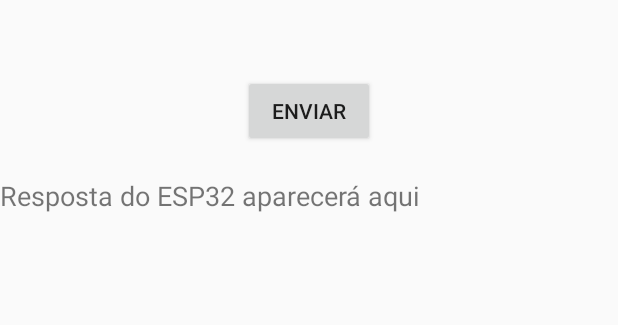
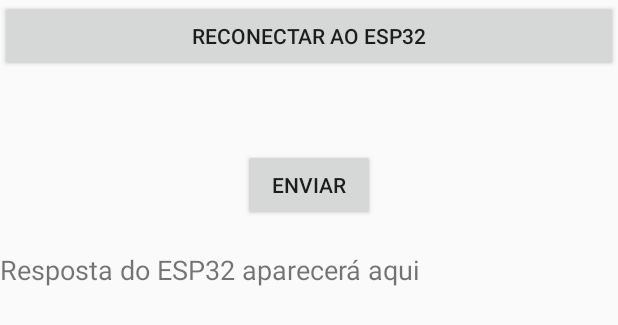
Before and after one commit to NoPz1e/Hackify, an Android app built with Jetpack Compose: the layout activity_main.xml on its own in the app's theme, with its tools: preview values and no code run, on a phone screen of 412 x 824 dp. Shown: the top 325 px of the screen. Run offline under Robolectric (Android 15) with nearby library versions, the phone set to English and light mode, and no system bars.

Commit message:
Reconectar ao ESP Desponivel-

```diff
--- a/Hackify-app/app/src/main/res/layout/activity_main.xml
+++ b/Hackify-app/app/src/main/res/layout/activity_main.xml
@@ -8,18 +8,19 @@
     tools:context=".MainActivity">
 
     <!-- Botão para enviar mensagem ao ESP32 -->
+
+    <!-- Texto para mostrar a resposta do ESP32 -->
+
     <Button
         android:id="@+id/buttonSend"
         android:layout_width="wrap_content"
         android:layout_height="wrap_content"
+        android:layout_marginTop="16dp"
         android:text="Enviar"
-        app:layout_constraintTop_toTopOf="parent"
+        app:layout_constraintEnd_toEndOf="parent"
         app:layout_constraintStart_toStartOf="parent"
-        app:layout_constraintEnd_toEndOf="parent"
-        android:layout_marginTop="50dp"
-        />
+        app:layout_constraintTop_toBottomOf="@+id/textViewTimer" />
 
-    <!-- Texto para mostrar a resposta do ESP32 -->
     <ScrollView
         android:layout_width="0dp"
         android:layout_height="wrap_content"
@@ -38,4 +39,26 @@
     </ScrollView>
 
 
+    <!-- Botão para reconectar -->
+    <Button
+        android:id="@+id/buttonReconnect"
+        android:layout_width="match_parent"
+        android:layout_height="wrap_content"
+        android:text="Reconectar ao ESP32"
+        android:layout_marginBottom="16dp"
+        tools:ignore="MissingConstraints" />
+
+    <TextView
+        android:id="@+id/textViewTimer"
+        android:layout_width="wrap_content"
+        android:layout_height="wrap_content"
+        android:layout_below="@id/textViewResponse"
+        android:layout_centerHorizontal="true"
+        android:layout_marginTop="16dp"
+        app:layout_constraintEnd_toEndOf="parent"
+        app:layout_constraintStart_toStartOf="parent"
+        app:layout_constraintTop_toBottomOf="@+id/buttonReconnect"
+        tools:ignore="MissingConstraints,NotSibling" />
+
+
 </androidx.constraintlayout.widget.ConstraintLayout>
```
Also changed, not shown: Hackify-app/app/src/main/java/com/example/hackify/MainActivity.kt (+80 -38 lines).
